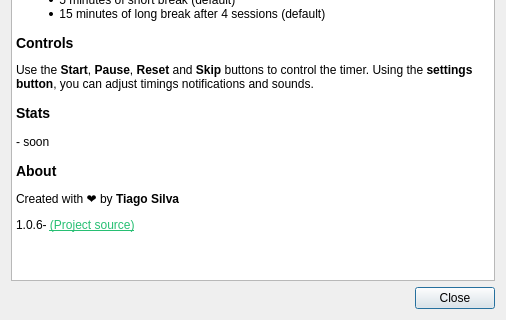
First picture: the form in src/ui/helpwindow.ui, repository TiagoSBO/qt-pomodoro-timer, before the edit; both pictures show x 0 to 506 and y 175 to 495 of the 506 by 495 pixel window.
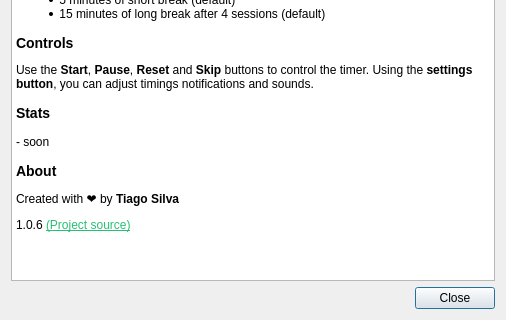
Second picture: the form after the edit.

The edit to the form file:
```diff
--- a/src/ui/helpwindow.ui
+++ b/src/ui/helpwindow.ui
@@ -53,7 +53,7 @@
 &lt;p style=&quot; margin-top:14px; margin-bottom:12px; margin-left:0px; margin-right:0px; -qt-block-indent:0; text-indent:0px;&quot;&gt;- soon&lt;/p&gt;
 &lt;p style=&quot; margin-top:14px; margin-bottom:12px; margin-left:0px; margin-right:0px; -qt-block-indent:0; text-indent:0px;&quot;&gt;&lt;span style=&quot; font-size:large; font-weight:700;&quot;&gt;About &lt;/span&gt;&lt;/p&gt;
 &lt;p style=&quot; margin-top:12px; margin-bottom:12px; margin-left:0px; margin-right:0px; -qt-block-indent:0; text-indent:0px;&quot;&gt;Created with ❤️ by &lt;span style=&quot; font-weight:700;&quot;&gt;Tiago Silva&lt;/span&gt;&lt;/p&gt;
-&lt;p style=&quot; margin-top:12px; margin-bottom:12px; margin-left:0px; margin-right:0px; -qt-block-indent:0; text-indent:0px;&quot;&gt;1.0.6- &lt;a href=&quot;https://github.com/TiagoSBO/qt-pomodoro-timer&quot;&gt;&lt;span style=&quot; text-decoration: underline; color:#27bf73;&quot;&gt;(Project source)&lt;/span&gt;&lt;/a&gt;&lt;/p&gt;
+&lt;p style=&quot; margin-top:12px; margin-bottom:12px; margin-left:0px; margin-right:0px; -qt-block-indent:0; text-indent:0px;&quot;&gt;1.0.6 &lt;a href=&quot;https://github.com/TiagoSBO/qt-pomodoro-timer&quot;&gt;&lt;span style=&quot; text-decoration: underline; color:#27bf73;&quot;&gt;(Project source)&lt;/span&gt;&lt;/a&gt;&lt;/p&gt;
 &lt;p style=&quot;-qt-paragraph-type:empty; margin-top:0px; margin-bottom:0px; margin-left:0px; margin-right:0px; -qt-block-indent:0; text-indent:0px;&quot;&gt;&lt;br /&gt;&lt;/p&gt;&lt;/body&gt;&lt;/html&gt;</string>
      </property>
      <property name="openExternalLinks">
```
